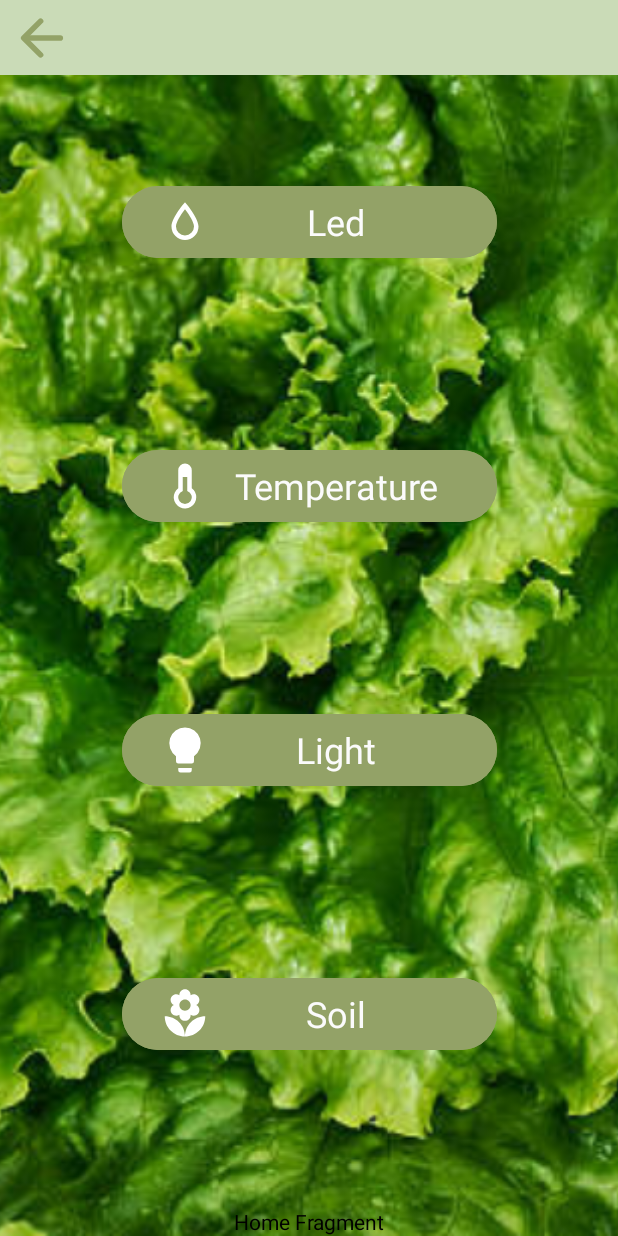
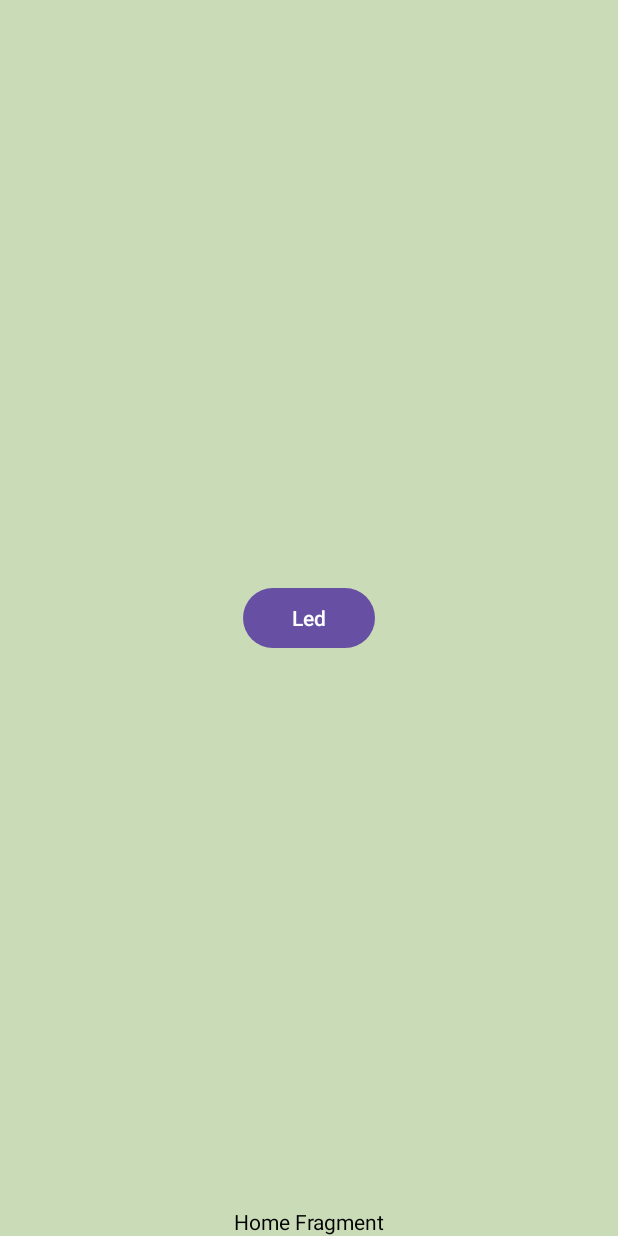
Before and after one commit to Dornea2002/GreenHouse, an Android app: the screen it shows after launch (MainActivity), after a tap on "Led", on a phone screen of 412 x 824 dp. Run offline under Robolectric (Android 15) with nearby library versions, the phone set to English and light mode, and no system bars; libraries missing offline, so code that uses them is left out: org.eclipse.paho; 9 statements that could not run were skipped.

```diff
--- a/app/src/main/java/com/greenhouse/greenhouseapp/HomeFragment.java
+++ b/app/src/main/java/com/greenhouse/greenhouseapp/HomeFragment.java
@@ -30,7 +30,13 @@ public class HomeFragment extends Fragment {
         binding = HomeLayoutBinding.inflate(inflater, container, false);
         View view = binding.getRoot();
 
+        if(view == null){
+            Log.d("mqtt", "View is null");
+        } else Log.d("mqtt", "View is not null");
+
         mockupInitiateUI();
+
+        binding.humidityButton.performClick();
 
         initiateCommunicationConnection();
 
@@ -40,12 +46,9 @@ public class HomeFragment extends Fragment {
     private void mockupInitiateUI(){
         binding.humidityButton.setText("Led");
         binding.humidityButton.setOnClickListener(view -> {
-            Log.d("mqtt", "AM APASAT BUTONUL!!");
-            if(view==null){
-                Log.d("mqtt", "AM APASAT BUTONUL!!");
-            }
-
-            else Log.d("mqtt", "NUUUUUUUUUUUU AM APASAT BUTONUL!!");
+            if(view == null){
+                Log.d("mqtt", "View is null");
+            } else Log.d("mqtt", "I know View is not null");
         });
     }
 
--- a/app/src/main/res/layout/home_layout.xml
+++ b/app/src/main/res/layout/home_layout.xml
@@ -7,7 +7,7 @@
     android:layout_height="match_parent"
     tools:context=".MainActivity">
 
-    <ImageView
+<!--    <ImageView
         android:id="@+id/lettuce_image"
         android:layout_width="0dp"
         android:layout_height="0dp"
@@ -16,9 +16,9 @@
         app:layout_constraintBottom_toBottomOf="parent"
         app:layout_constraintEnd_toEndOf="parent"
         app:layout_constraintStart_toStartOf="parent"
-        app:layout_constraintTop_toTopOf="parent" />
+        app:layout_constraintTop_toTopOf="parent" />-->
 
-    <com.google.android.material.appbar.MaterialToolbar
+<!--    <com.google.android.material.appbar.MaterialToolbar
         android:id="@+id/toolbar_home"
         android:layout_width="match_parent"
         android:layout_height="50dp"
@@ -27,22 +27,19 @@
         app:layout_constraintStart_toStartOf="parent"
         app:layout_constraintTop_toTopOf="parent"
         app:navigationContentDescription="Back"
-        app:navigationIcon="@drawable/back_arrow_icon" />
+        app:navigationIcon="@drawable/back_arrow_icon" />-->
+
 
     <Button
         android:id="@+id/humidity_button"
-        style="@style/HomeButtonStyle"
         android:layout_width="wrap_content"
         android:layout_height="wrap_content"
-        android:text="@string/humidity_text"
-        android:clickable="true"
-        android:textAppearance="@style/ButtonTextStyle"
-        app:icon="@drawable/water_icon"
-        app:layout_constraintBottom_toTopOf="@+id/temperature_button"
+        app:layout_constraintBottom_toBottomOf="parent"
         app:layout_constraintEnd_toEndOf="parent"
         app:layout_constraintStart_toStartOf="parent"
         app:layout_constraintTop_toTopOf="parent" />
 
+<!--
     <com.google.android.material.button.MaterialButton
         android:id="@+id/temperature_button"
         style="@style/HomeButtonStyle"
@@ -81,6 +78,7 @@
         app:layout_constraintEnd_toEndOf="parent"
         app:layout_constraintStart_toStartOf="parent"
         app:layout_constraintTop_toBottomOf="@id/light_button" />
+-->
 
 
     <TextView
```
